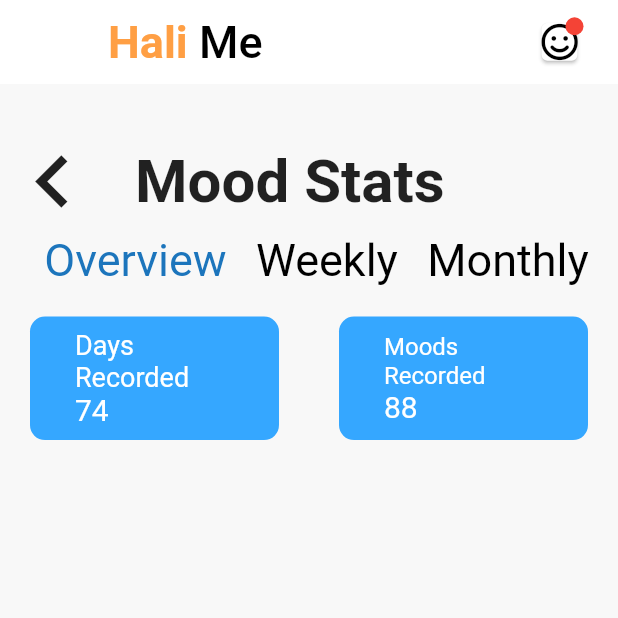
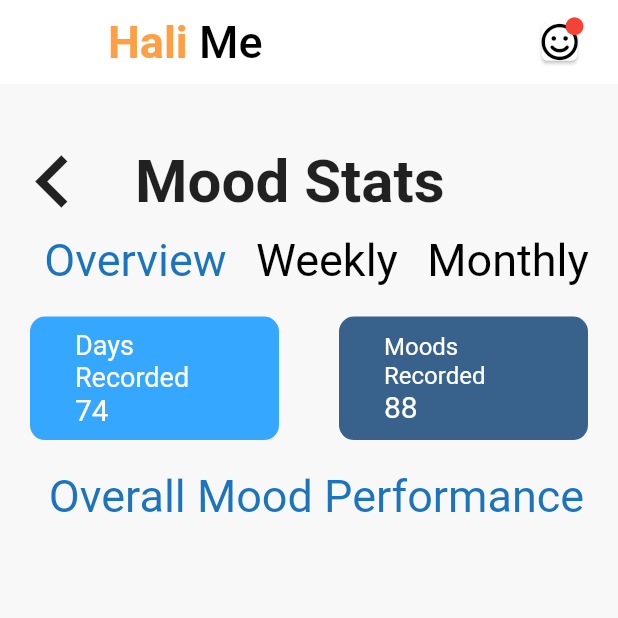
Before and after one commit to felixivance/interview_designs, a Flutter app: the HaliMePage screen opened directly, on a phone screen of 412 x 824 dp, the top half of it. Run offline on Flutter 3.47's test engine with Material 2 defaults, Android fonts, the phone set to English and light mode, and no system bars; our stand-ins replace font_awesome_flutter; Roboto replaces fonts that are missing (Cairo).

Commit message:
hail me app

```diff
--- a/lib/config/constants.dart
+++ b/lib/config/constants.dart
@@ -35,3 +35,4 @@
 
 //hali me app
 const LightBlueColor = Color(0xFF35A7FF);
+const DarkBlueColor = Color(0xFF38618C);
--- a/lib/screens/haliMePage.dart
+++ b/lib/screens/haliMePage.dart
@@ -121,7 +121,7 @@
                       height: size.height * 0.1,
                       decoration: BoxDecoration(
                         borderRadius: BorderRadius.all(const Radius.circular(10.0)),
-                        color: LightBlueColor,
+                        color: DarkBlueColor,
                       ),
                       child: Padding(
                         padding: const EdgeInsets.symmetric(horizontal: 30),
@@ -138,7 +138,11 @@
                   ),
                 ),
               ],
-            )
+            ),
+            Padding(
+              padding: const EdgeInsets.only(left:10),
+              child: Text("Overall Mood Performance",style: TextStyle(fontSize: 30, color: BlueColor, ),),
+            ),
           ],
         ),
       ),
```
